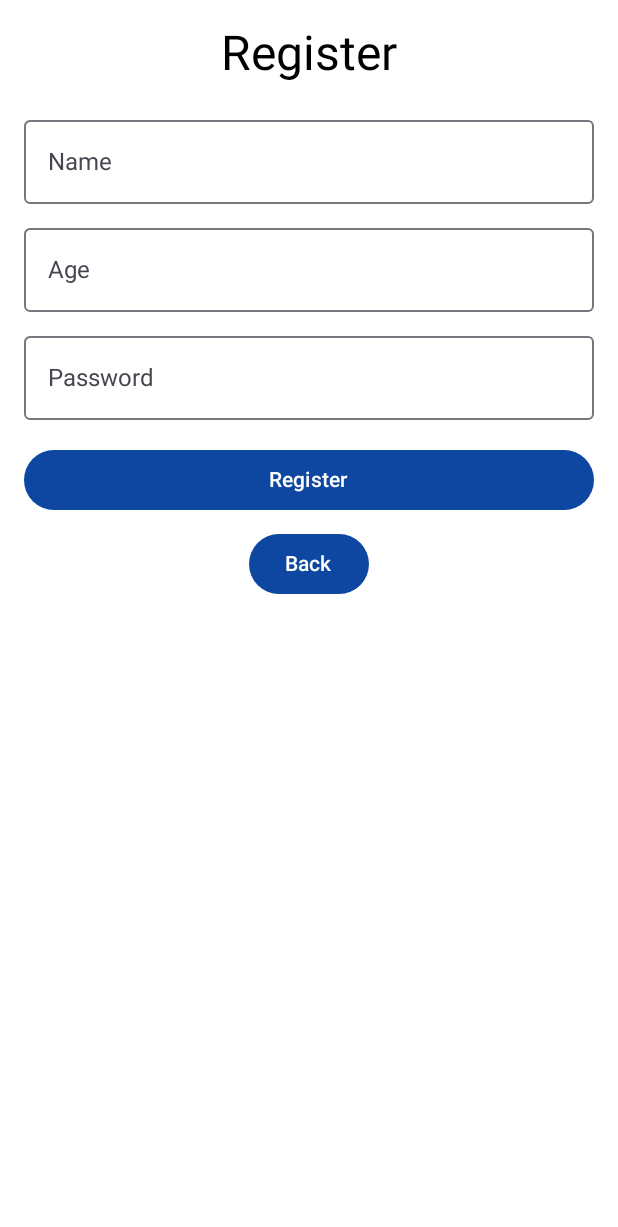
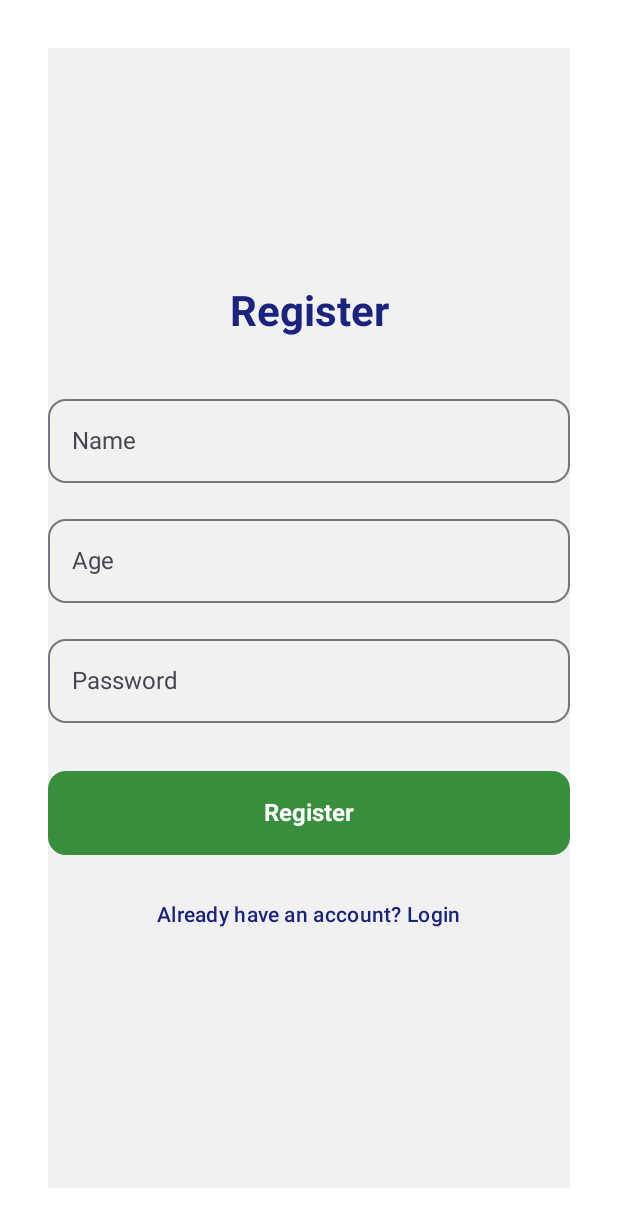
Before and after one commit to dulari-hasini-gammampila/QuickRead, an Android app built with Jetpack Compose: the RegisterScreen screen opened through its navigation route, on a phone screen of 412 x 824 dp. Shown: the top 1227 px of the screen. Run offline under Robolectric (Android 15) with nearby library versions, the phone set to English and light mode, and no system bars; 1 statement that could not run was skipped.

Commit message:
RegisterScreen.kt
 Allows new users to input name, age, and password to proceed to the app’s home.

```diff
--- a/app/src/main/java/com/example/quickread/screens/RegisterScreen.kt
+++ b/app/src/main/java/com/example/quickread/screens/RegisterScreen.kt
@@ -1,81 +1,134 @@
 package com.example.quickread.screens
 
-import androidx.compose.foundation.layout.*
-import androidx.compose.material3.*
-import androidx.compose.runtime.*
+import androidx.compose.foundation.background
+import androidx.compose.foundation.layout.Arrangement
+import androidx.compose.foundation.layout.Column
+import androidx.compose.foundation.layout.Spacer
+import androidx.compose.foundation.layout.fillMaxSize
+import androidx.compose.foundation.layout.fillMaxWidth
+import androidx.compose.foundation.layout.height
+import androidx.compose.foundation.layout.padding
+import androidx.compose.foundation.shape.RoundedCornerShape
+import androidx.compose.material3.Button
+import androidx.compose.material3.ButtonDefaults
+import androidx.compose.material3.MaterialTheme
+import androidx.compose.material3.OutlinedTextField
+import androidx.compose.material3.Text
+import androidx.compose.material3.TextButton
+import androidx.compose.runtime.Composable
+import androidx.compose.runtime.getValue
+import androidx.compose.runtime.mutableStateOf
+import androidx.compose.runtime.remember
+import androidx.compose.runtime.setValue
 import androidx.compose.ui.Alignment
 import androidx.compose.ui.Modifier
+import androidx.compose.ui.graphics.Color
+import androidx.compose.ui.text.font.FontWeight
 import androidx.compose.ui.text.input.PasswordVisualTransformation
 import androidx.compose.ui.unit.dp
 import androidx.navigation.NavController
 
 @Composable
-fun RegisterScreen(navController: NavController, onRegisterComplete: () -> Unit) {
+fun RegisterScreen(
+    navController: NavController,
+    onRegisterSuccess: () -> Unit
+) {
     var name by remember { mutableStateOf("") }
-    var age by remember { mutableIntStateOf(0) } // ✅ fix: use Int
+    var age by remember { mutableStateOf("") }
     var password by remember { mutableStateOf("") }
-    var error by remember { mutableStateOf("") }
 
     Column(
         modifier = Modifier
             .fillMaxSize()
-            .padding(16.dp),
+            .padding(32.dp)
+            .background(Color(0xFFF1F1F1)), // Light background color
+        verticalArrangement = Arrangement.Center,
         horizontalAlignment = Alignment.CenterHorizontally
     ) {
-        Text("Register", style = MaterialTheme.typography.headlineLarge)
+        // Register Title
+        Text(
+            text = "Register",
+            style = MaterialTheme.typography.headlineMedium.copy(
+                fontWeight = FontWeight.Bold,
+                color = Color(0xFF1A237E) // Deep navy blue color
+            )
+        )
 
-        Spacer(modifier = Modifier.height(16.dp))
+        Spacer(modifier = Modifier.height(24.dp))
 
-        if (error.isNotEmpty()) {
-            Text(text = error, color = MaterialTheme.colorScheme.error)
-            Spacer(modifier = Modifier.height(8.dp))
-        }
-
+        // Name Input Field
         OutlinedTextField(
             value = name,
             onValueChange = { name = it },
             label = { Text("Name") },
-            modifier = Modifier.fillMaxWidth()
+            modifier = Modifier
+                .fillMaxWidth()
+                .padding(vertical = 8.dp),
+            shape = RoundedCornerShape(12.dp) // Rounded corners for input fields
         )
 
-        Spacer(modifier = Modifier.height(8.dp))
-
+        // Age Input Field
         OutlinedTextField(
-            value = if (age == 0) "" else age.toString(),
-            onValueChange = {
-                age = it.toIntOrNull() ?: 0
-            },
+            value = age,
+            onValueChange = { age = it },
             label = { Text("Age") },
-            modifier = Modifier.fillMaxWidth()
+            modifier = Modifier
+                .fillMaxWidth()
+                .padding(vertical = 8.dp),
+            shape = RoundedCornerShape(12.dp) // Rounded corners for input fields
         )
 
-        Spacer(modifier = Modifier.height(8.dp))
-
+        // Password Input Field
         OutlinedTextField(
             value = password,
             onValueChange = { password = it },
             label = { Text("Password") },
             visualTransformation = PasswordVisualTransformation(),
-            modifier = Modifier.fillMaxWidth()
+            modifier = Modifier
+                .fillMaxWidth()
+                .padding(vertical = 8.dp),
+            shape = RoundedCornerShape(12.dp) // Rounded corners for input fields
         )
+
+        Spacer(modifier = Modifier.height(24.dp))
+
+        // Register Button
+        Button(
+            onClick = {
+                // You could validate input here and maybe store user info
+                onRegisterSuccess()
+            },
+            modifier = Modifier
+                .fillMaxWidth()
+                .height(56.dp),
+            shape = RoundedCornerShape(12.dp),
+            colors = ButtonDefaults.buttonColors(containerColor = Color(0xFF388E3C)) // Green color for button
+        ) {
+            Text(
+                text = "Register",
+                style = MaterialTheme.typography.bodyLarge.copy(
+                    fontWeight = FontWeight.Bold,
+                    color = Color.White // White text for visibility
+                )
+            )
+        }
 
         Spacer(modifier = Modifier.height(16.dp))
 
-        Button(onClick = {
-            if (name.isEmpty() || age == 0 || password.isEmpty()) {
-                error = "Please fill out all fields"
-            } else {
-                error = ""
-                onRegisterComplete()
-            }
-        }, modifier = Modifier.fillMaxWidth()) {
-            Text("Register")
-        }
-
-        Spacer(modifier = Modifier.height(8.dp))
-
-        Button(onClick = { navController.popBackStack() }) {
-            Text("Back")
+        // Navigate to Login if already have an account
+        TextButton(
+            onClick = {
+                navController.popBackStack() // Go back to login screen
+            },
+            modifier = Modifier.fillMaxWidth()
+        ) {
+            Text(
+                text = "Already have an account? Login",
+                style = MaterialTheme.typography.bodyMedium.copy(
+                    fontWeight = FontWeight.Medium,
+                    color = Color(0xFF1A237E) // Deep navy blue for consistency
+                )
+            )
         }
     }
 }
```
